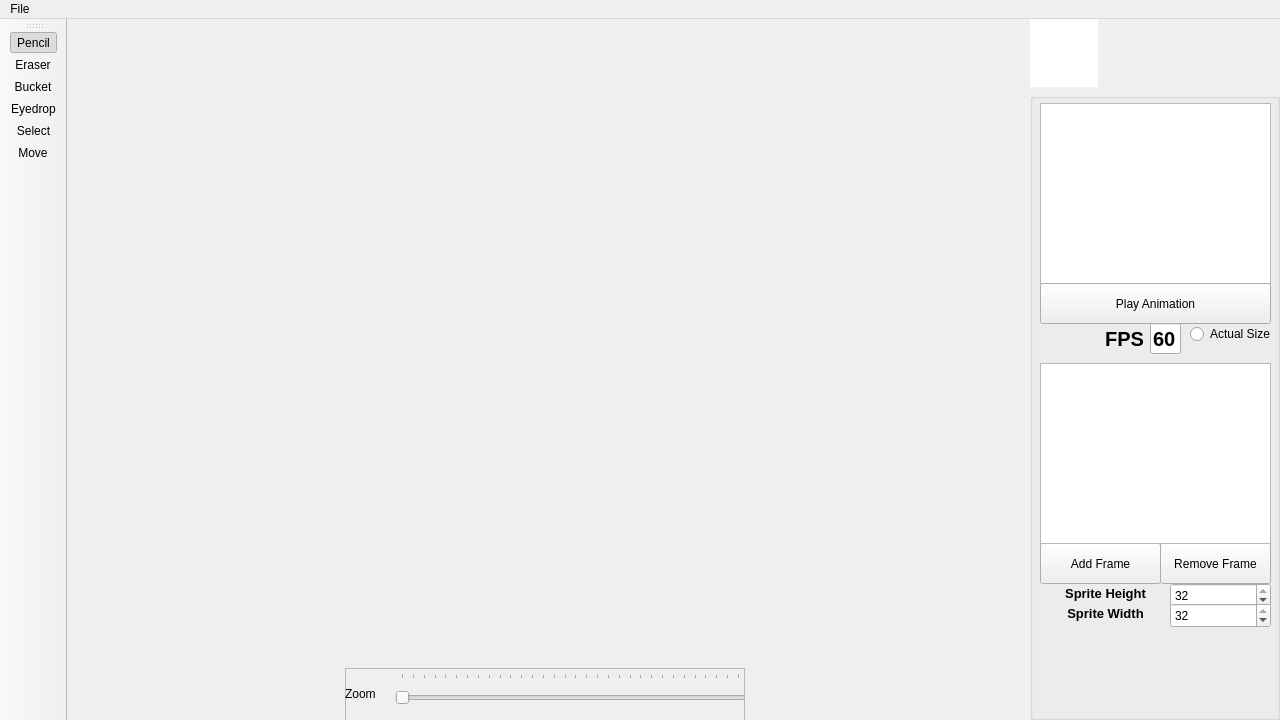
This is view.ui in Kalean75/Sprite_Editor as Qt 5 draws it before an edit. The edited form follows.
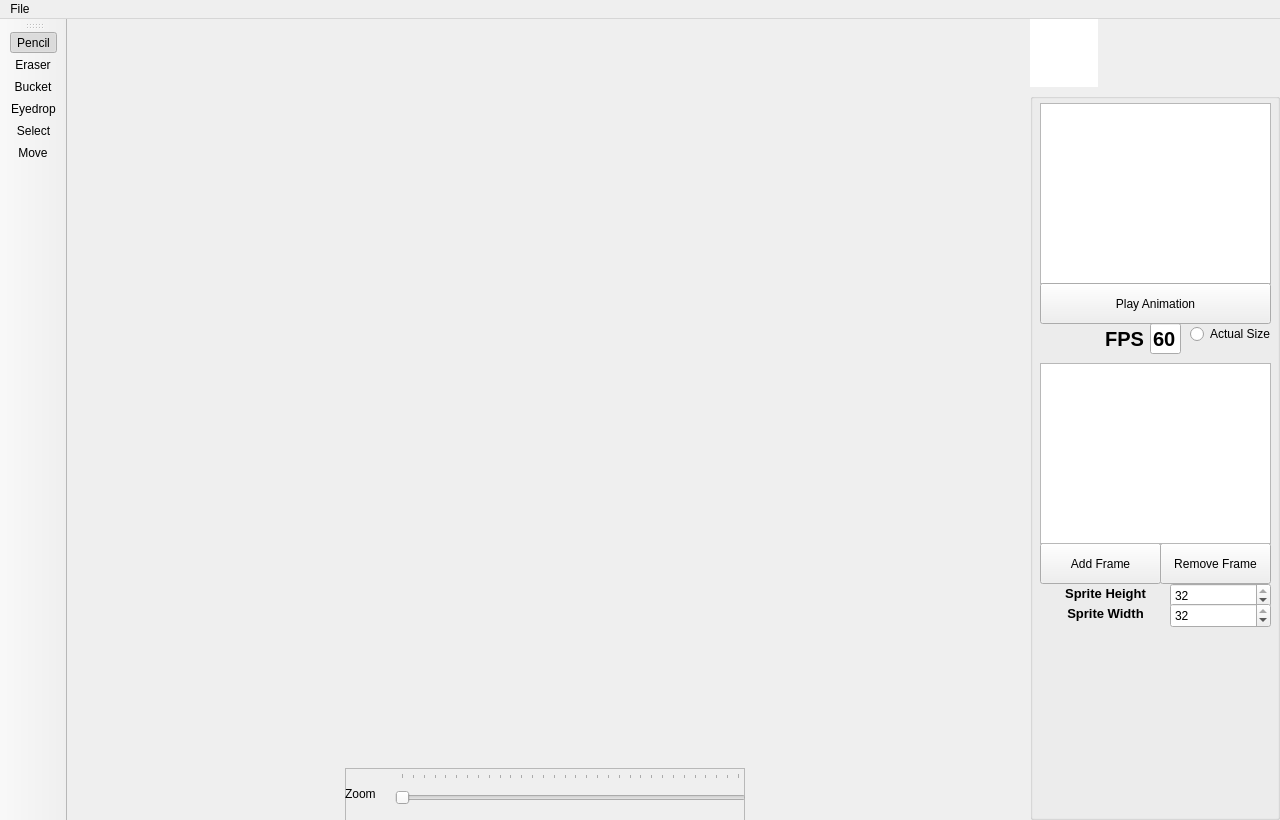
This is the edited form. Icons and pictures are not drawn.

What changed in the file:
```diff
--- a/view.ui
+++ b/view.ui
@@ -7,7 +7,7 @@
     <x>0</x>
     <y>0</y>
     <width>1280</width>
-    <height>720</height>
+    <height>820</height>
    </rect>
   </property>
   <property name="mouseTracking">
```
